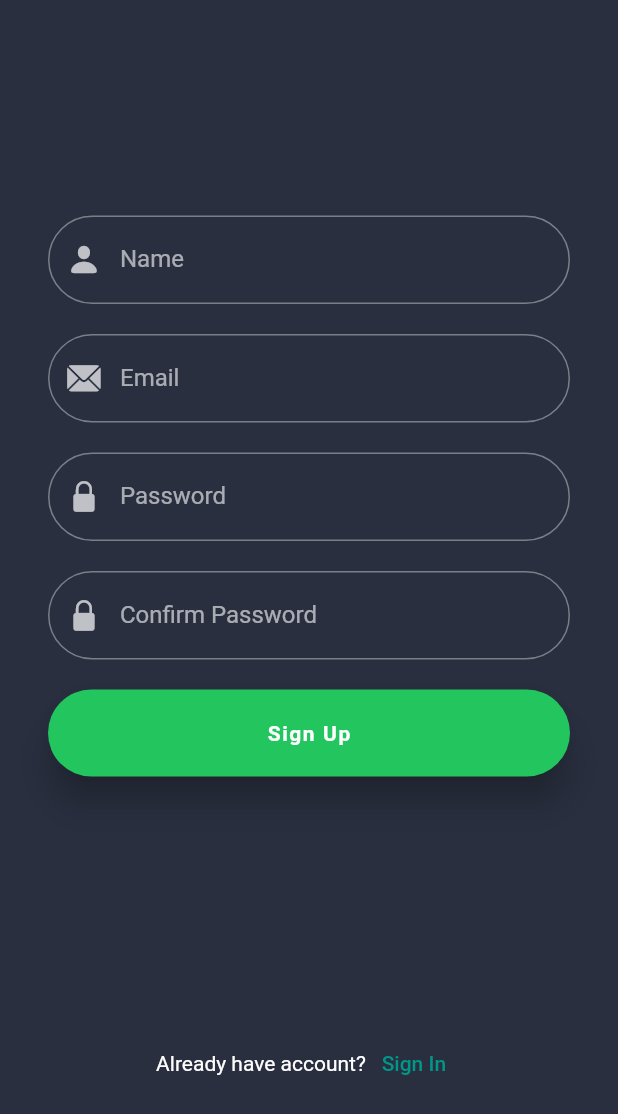
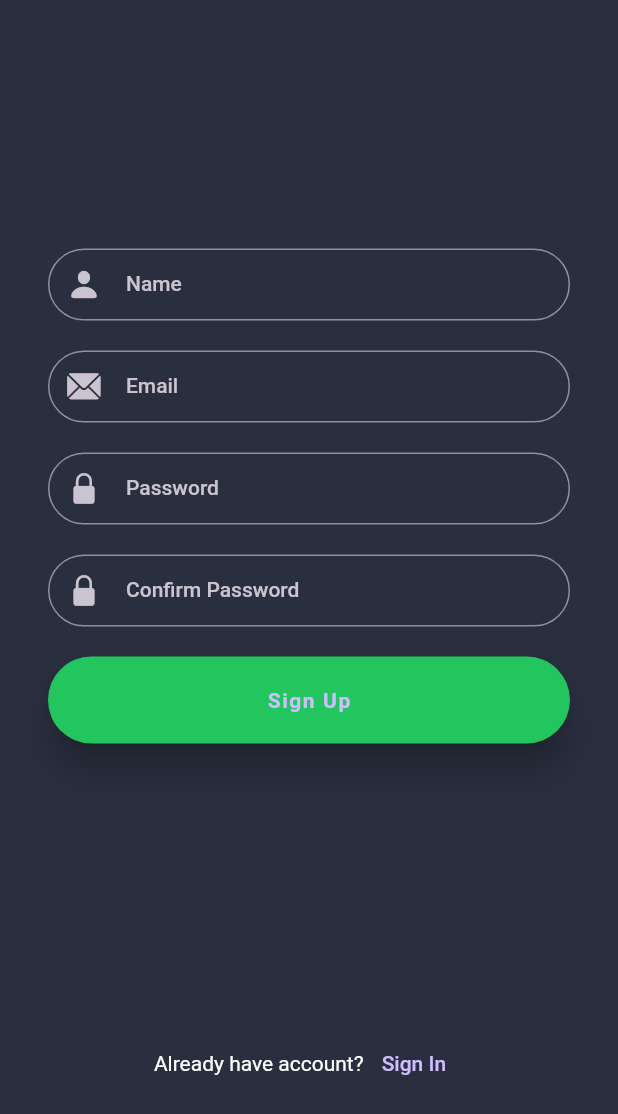
Before and after one commit to ShivangSrivastava/chat_verse, a Flutter app: the screen it shows after launch, after a tap on "Sign Up now", on a phone screen of 412 x 824 dp, the part 122-1236 px from its top. Run offline on Flutter 3.47's test engine with Material 2 defaults, Android fonts, the phone set to English and light mode, and no system bars; our stand-ins replace cloud_firestore, firebase_auth, firebase_core, google_fonts, velocity_x; accounts and stored records are empty.

```diff
--- a/lib/main.dart
+++ b/lib/main.dart
@@ -8,7 +8,10 @@ import 'widgets/themes.dart';
 void main() async {
   WidgetsFlutterBinding.ensureInitialized();
 
-  SystemChrome.setEnabledSystemUIMode(SystemUiMode.immersiveSticky);
+  SystemChrome.setPreferredOrientations(
+      [DeviceOrientation.portraitUp, DeviceOrientation.portraitDown]);
+  SystemChrome.setSystemUIOverlayStyle(
+      const SystemUiOverlayStyle(statusBarColor: Colors.transparent));
 
   await Firebase.initializeApp(
     options: DefaultFirebaseOptions.currentPlatform,
--- a/lib/pages/auth/signin_page.dart
+++ b/lib/pages/auth/signin_page.dart
@@ -25,8 +25,7 @@ class _SignInPageState extends State<SignInPage> {
 
   @override
   Widget build(BuildContext context) {
-    return SafeArea(
-      child: Scaffold(
+    return Scaffold(
       resizeToAvoidBottomInset: false,
       body: FutureBuilder(
           future: _initializeFirebase(),
@@ -102,8 +101,7 @@ class _SignInPageState extends State<SignInPage> {
                             Navigator.push(
                                 context,
                                 MaterialPageRoute(
-                                      builder: (context) =>
-                                          const SignUpPage()));
+                                    builder: (context) => const SignUpPage()));
                           },
                           child: "Sign Up now".text.make(),
                         ),
@@ -117,7 +115,6 @@ class _SignInPageState extends State<SignInPage> {
               child: CircularProgressIndicator(),
             );
           }),
-      ),
     );
   }
 
--- a/lib/pages/auth/signup_page.dart
+++ b/lib/pages/auth/signup_page.dart
@@ -22,8 +22,7 @@ class _SignUpPageState extends State<SignUpPage> {
 
   @override
   Widget build(BuildContext context) {
-    return SafeArea(
-      child: Scaffold(
+    return Scaffold(
       resizeToAvoidBottomInset: false,
       body: Stack(
         alignment: Alignment.topCenter,
@@ -137,7 +136,6 @@ class _SignUpPageState extends State<SignUpPage> {
           ),
         ],
       ).whFull(context),
-      ),
     );
   }
 
--- a/lib/pages/chat/chat_home.dart
+++ b/lib/pages/chat/chat_home.dart
@@ -16,8 +16,7 @@ class _ChatHomeState extends State<ChatHome> {
   final FirebaseAuth auth = FirebaseAuth.instance;
   @override
   Widget build(BuildContext context) {
-    return SafeArea(
-      child: Scaffold(
+    return Scaffold(
       body: Column(
         crossAxisAlignment: CrossAxisAlignment.start,
         children: [
@@ -34,7 +33,6 @@ class _ChatHomeState extends State<ChatHome> {
           _userList().expand()
         ],
       ).whFull(context).p32(),
-      ),
     );
   }
 
--- a/lib/widgets/themes.dart
+++ b/lib/widgets/themes.dart
@@ -5,6 +5,7 @@ import 'package:velocity_x/velocity_x.dart';
 class MyTheme {
   static ThemeData darkTheme(BuildContext context) {
     return ThemeData(
+      useMaterial3: true,
       brightness: Brightness.dark,
       primarySwatch: Colors.teal,
       fontFamily: GoogleFonts.roboto().fontFamily,
```
Also changed, not shown: lib/pages/chat/chat_page.dart (+2 -5 lines), 2 other files. Lines whose indentation alone changed are shown as unchanged.
